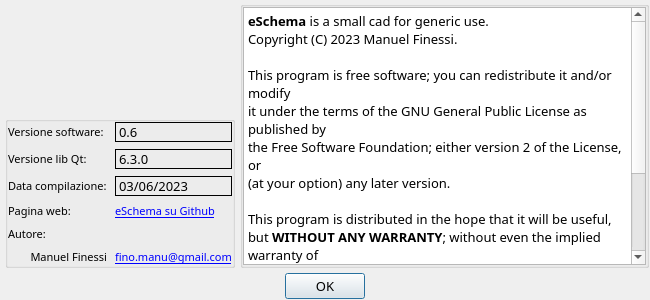
The window that aboutdialog.ui (manufino/eSchema) describes before a commit, drawn with Qt 5.
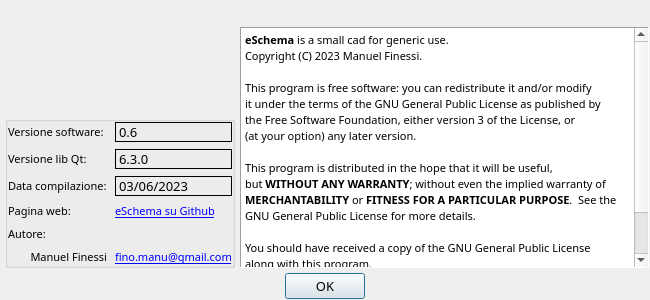
The same window after the commit. Icons and pictures are not drawn.

Commit message: update about dialog license

Patch:
```diff
--- a/aboutdialog.ui
+++ b/aboutdialog.ui
@@ -310,10 +310,7 @@
      <item>
       <layout class="QVBoxLayout" name="verticalLayout_4">
        <item>
-        <widget class="QGroupBox" name="groupBox_2">
-         <property name="title">
-          <string/>
-         </property>
+        <widget class="QFrame" name="frame_2">
          <layout class="QVBoxLayout" name="verticalLayout_6">
           <property name="spacing">
            <number>0</number>
@@ -330,28 +327,75 @@
           <property name="bottomMargin">
            <number>0</number>
           </property>
+          <item>
+           <layout class="QHBoxLayout" name="horizontalLayout_4">
+            <property name="topMargin">
+             <number>0</number>
+            </property>
+            <property name="bottomMargin">
+             <number>8</number>
+            </property>
+            <item>
+             <widget class="QLabel" name="label_14">
+              <property name="minimumSize">
+               <size>
+                <width>199</width>
+                <height>0</height>
+               </size>
+              </property>
+              <property name="maximumSize">
+               <size>
+                <width>100</width>
+                <height>100</height>
+               </size>
+              </property>
+              <property name="cursor">
+               <cursorShape>PointingHandCursor</cursorShape>
+              </property>
+              <property name="text">
+               <string/>
+              </property>
+              <property name="pixmap">
+               <pixmap resource="resources.qrc">:/res/resources/GLP3.png</pixmap>
+              </property>
+              <property name="scaledContents">
+               <bool>true</bool>
+              </property>
+              <property name="alignment">
+               <set>Qt::AlignCenter</set>
+              </property>
+             </widget>
+            </item>
+           </layout>
+          </item>
           <item>
            <widget class="QTextBrowser" name="textBrowser">
+            <property name="frameShape">
+             <enum>QFrame::Panel</enum>
+            </property>
             <property name="html">
              <string>&lt;!DOCTYPE HTML PUBLIC &quot;-//W3C//DTD HTML 4.0//EN&quot; &quot;http://www.w3.org/TR/REC-html40/strict.dtd&quot;&gt;
 &lt;html&gt;&lt;head&gt;&lt;meta name=&quot;qrichtext&quot; content=&quot;1&quot; /&gt;&lt;meta charset=&quot;utf-8&quot; /&gt;&lt;style type=&quot;text/css&quot;&gt;
 p, li { white-space: pre-wrap; }
 &lt;/style&gt;&lt;/head&gt;&lt;body style=&quot; font-family:'Hack'; font-size:10pt; font-weight:400; font-style:normal;&quot;&gt;
-&lt;p style=&quot; margin-top:0px; margin-bottom:0px; margin-left:0px; margin-right:0px; -qt-block-indent:0; text-indent:0px;&quot;&gt;&lt;span style=&quot; font-weight:700;&quot;&gt;eSchema&lt;/span&gt; is a small cad for generic use.&lt;/p&gt;
-&lt;p style=&quot; margin-top:0px; margin-bottom:0px; margin-left:0px; margin-right:0px; -qt-block-indent:0; text-indent:0px;&quot;&gt;Copyright (C) 2023 Manuel Finessi.&lt;/p&gt;
-&lt;p style=&quot;-qt-paragraph-type:empty; margin-top:0px; margin-bottom:0px; margin-left:0px; margin-right:0px; -qt-block-indent:0; text-indent:0px;&quot;&gt;&lt;br /&gt;&lt;/p&gt;
-&lt;p style=&quot; margin-top:0px; margin-bottom:0px; margin-left:0px; margin-right:0px; -qt-block-indent:0; text-indent:0px;&quot;&gt;This program is free software; you can redistribute it and/or modify&lt;/p&gt;
-&lt;p style=&quot; margin-top:0px; margin-bottom:0px; margin-left:0px; margin-right:0px; -qt-block-indent:0; text-indent:0px;&quot;&gt;it under the terms of the GNU General Public License as published by&lt;/p&gt;
-&lt;p style=&quot; margin-top:0px; margin-bottom:0px; margin-left:0px; margin-right:0px; -qt-block-indent:0; text-indent:0px;&quot;&gt;the Free Software Foundation; either version 2 of the License, or&lt;/p&gt;
-&lt;p style=&quot; margin-top:0px; margin-bottom:0px; margin-left:0px; margin-right:0px; -qt-block-indent:0; text-indent:0px;&quot;&gt;(at your option) any later version.&lt;/p&gt;
-&lt;p style=&quot;-qt-paragraph-type:empty; margin-top:0px; margin-bottom:0px; margin-left:0px; margin-right:0px; -qt-block-indent:0; text-indent:0px;&quot;&gt;&lt;br /&gt;&lt;/p&gt;
-&lt;p style=&quot; margin-top:0px; margin-bottom:0px; margin-left:0px; margin-right:0px; -qt-block-indent:0; text-indent:0px;&quot;&gt;This program is distributed in the hope that it will be useful,&lt;/p&gt;
-&lt;p style=&quot; margin-top:0px; margin-bottom:0px; margin-left:0px; margin-right:0px; -qt-block-indent:0; text-indent:0px;&quot;&gt;but &lt;span style=&quot; font-weight:700;&quot;&gt;WITHOUT ANY WARRANTY&lt;/span&gt;; without even the implied warranty of&lt;/p&gt;
-&lt;p style=&quot; margin-top:0px; margin-bottom:0px; margin-left:0px; margin-right:0px; -qt-block-indent:0; text-indent:0px;&quot;&gt;&lt;span style=&quot; font-weight:700;&quot;&gt;MERCHANTABILITY or FITNESS FOR A PARTICULAR PURPOSE&lt;/span&gt;.  See the&lt;/p&gt;
-&lt;p style=&quot; margin-top:0px; margin-bottom:0px; margin-left:0px; margin-right:0px; -qt-block-indent:0; text-indent:0px;&quot;&gt;GNU General Public License for more details.&lt;/p&gt;
-&lt;p style=&quot;-qt-paragraph-type:empty; margin-top:0px; margin-bottom:0px; margin-left:0px; margin-right:0px; -qt-block-indent:0; text-indent:0px;&quot;&gt;&lt;br /&gt;&lt;/p&gt;
-&lt;p style=&quot; margin-top:0px; margin-bottom:0px; margin-left:0px; margin-right:0px; -qt-block-indent:0; text-indent:0px;&quot;&gt;For the complete terms of the GNU General Public License, please see this URL:&lt;/p&gt;
-&lt;p style=&quot; margin-top:0px; margin-bottom:0px; margin-left:0px; margin-right:0px; -qt-block-indent:0; text-indent:0px;&quot;&gt;&lt;a href=&quot;http://www.gnu.org/licenses/gpl-2.0.html&quot;&gt;&lt;span style=&quot; text-decoration: underline; color:#0000ff;&quot;&gt;http://www.gnu.org/licenses/gpl-2.0.html&lt;/span&gt;&lt;/a&gt;&lt;/p&gt;&lt;/body&gt;&lt;/html&gt;</string>
+&lt;p style=&quot; margin-top:0px; margin-bottom:0px; margin-left:0px; margin-right:0px; -qt-block-indent:0; text-indent:0px;&quot;&gt;&lt;span style=&quot; font-size:8pt; font-weight:700;&quot;&gt;eSchema&lt;/span&gt;&lt;span style=&quot; font-size:8pt;&quot;&gt; is a small cad for generic use.&lt;/span&gt;&lt;/p&gt;
+&lt;p style=&quot; margin-top:0px; margin-bottom:0px; margin-left:0px; margin-right:0px; -qt-block-indent:0; text-indent:0px;&quot;&gt;&lt;span style=&quot; font-size:8pt;&quot;&gt;Copyright (C) 2023 Manuel Finessi.&lt;/span&gt;&lt;/p&gt;
+&lt;p style=&quot;-qt-paragraph-type:empty; margin-top:0px; margin-bottom:0px; margin-left:0px; margin-right:0px; -qt-block-indent:0; text-indent:0px; font-size:8pt;&quot;&gt;&lt;br /&gt;&lt;/p&gt;
+&lt;p style=&quot; margin-top:0px; margin-bottom:0px; margin-left:0px; margin-right:0px; -qt-block-indent:0; text-indent:0px;&quot;&gt;&lt;span style=&quot; font-size:8pt;&quot;&gt;This program is free software: you can redistribute it and/or modify&lt;/span&gt;&lt;/p&gt;
+&lt;p style=&quot; margin-top:0px; margin-bottom:0px; margin-left:0px; margin-right:0px; -qt-block-indent:0; text-indent:0px;&quot;&gt;&lt;span style=&quot; font-size:8pt;&quot;&gt;it under the terms of the GNU General Public License as published by&lt;/span&gt;&lt;/p&gt;
+&lt;p style=&quot; margin-top:0px; margin-bottom:0px; margin-left:0px; margin-right:0px; -qt-block-indent:0; text-indent:0px;&quot;&gt;&lt;span style=&quot; font-size:8pt;&quot;&gt;the Free Software Foundation, either version 3 of the License, or&lt;/span&gt;&lt;/p&gt;
+&lt;p style=&quot; margin-top:0px; margin-bottom:0px; margin-left:0px; margin-right:0px; -qt-block-indent:0; text-indent:0px;&quot;&gt;&lt;span style=&quot; font-size:8pt;&quot;&gt;(at your option) any later version.&lt;/span&gt;&lt;/p&gt;
+&lt;p style=&quot;-qt-paragraph-type:empty; margin-top:0px; margin-bottom:0px; margin-left:0px; margin-right:0px; -qt-block-indent:0; text-indent:0px; font-size:8pt;&quot;&gt;&lt;br /&gt;&lt;/p&gt;
+&lt;p style=&quot; margin-top:0px; margin-bottom:0px; margin-left:0px; margin-right:0px; -qt-block-indent:0; text-indent:0px;&quot;&gt;&lt;span style=&quot; font-size:8pt;&quot;&gt;This program is distributed in the hope that it will be useful,&lt;/span&gt;&lt;/p&gt;
+&lt;p style=&quot; margin-top:0px; margin-bottom:0px; margin-left:0px; margin-right:0px; -qt-block-indent:0; text-indent:0px;&quot;&gt;&lt;span style=&quot; font-size:8pt;&quot;&gt;but &lt;/span&gt;&lt;span style=&quot; font-size:8pt; font-weight:700;&quot;&gt;WITHOUT ANY WARRANTY&lt;/span&gt;&lt;span style=&quot; font-size:8pt;&quot;&gt;; without even the implied warranty of&lt;/span&gt;&lt;/p&gt;
+&lt;p style=&quot; margin-top:0px; margin-bottom:0px; margin-left:0px; margin-right:0px; -qt-block-indent:0; text-indent:0px;&quot;&gt;&lt;span style=&quot; font-size:8pt; font-weight:700;&quot;&gt;MERCHANTABILITY&lt;/span&gt;&lt;span style=&quot; font-size:8pt;&quot;&gt; or&lt;/span&gt;&lt;span style=&quot; font-size:8pt; font-weight:700;&quot;&gt; FITNESS FOR A PARTICULAR PURPOSE&lt;/span&gt;&lt;span style=&quot; font-size:8pt;&quot;&gt;.  See the&lt;/span&gt;&lt;/p&gt;
+&lt;p style=&quot; margin-top:0px; margin-bottom:0px; margin-left:0px; margin-right:0px; -qt-block-indent:0; text-indent:0px;&quot;&gt;&lt;span style=&quot; font-size:8pt;&quot;&gt;GNU General Public License for more details.&lt;/span&gt;&lt;/p&gt;
+&lt;p style=&quot;-qt-paragraph-type:empty; margin-top:0px; margin-bottom:0px; margin-left:0px; margin-right:0px; -qt-block-indent:0; text-indent:0px; font-size:8pt;&quot;&gt;&lt;br /&gt;&lt;/p&gt;
+&lt;p style=&quot; margin-top:0px; margin-bottom:0px; margin-left:0px; margin-right:0px; -qt-block-indent:0; text-indent:0px;&quot;&gt;&lt;span style=&quot; font-size:8pt;&quot;&gt;You should have received a copy of the GNU General Public License&lt;/span&gt;&lt;/p&gt;
+&lt;p style=&quot; margin-top:0px; margin-bottom:0px; margin-left:0px; margin-right:0px; -qt-block-indent:0; text-indent:0px;&quot;&gt;&lt;span style=&quot; font-size:8pt;&quot;&gt;along with this program.  &lt;/span&gt;&lt;/p&gt;
+&lt;p style=&quot;-qt-paragraph-type:empty; margin-top:0px; margin-bottom:0px; margin-left:0px; margin-right:0px; -qt-block-indent:0; text-indent:0px; font-size:8pt;&quot;&gt;&lt;br /&gt;&lt;/p&gt;
+&lt;p style=&quot; margin-top:0px; margin-bottom:0px; margin-left:0px; margin-right:0px; -qt-block-indent:0; text-indent:0px;&quot;&gt;&lt;span style=&quot; font-size:8pt;&quot;&gt;If not, see ...&lt;/span&gt;&lt;/p&gt;
+&lt;p style=&quot; margin-top:0px; margin-bottom:0px; margin-left:0px; margin-right:0px; -qt-block-indent:0; text-indent:0px;&quot;&gt;&lt;span style=&quot; font-size:8pt;&quot;&gt; &lt;/span&gt;&lt;a href=&quot;https://www.gnu.org/licenses/gpl-3.0.html&quot;&gt;&lt;span style=&quot; font-size:8pt; text-decoration: underline; color:#0000ff;&quot;&gt;www.gnu.org/licenses/gpl-3.0.html&lt;/span&gt;&lt;/a&gt;&lt;span style=&quot; font-size:8pt;&quot;&gt;.&lt;/span&gt;&lt;/p&gt;&lt;/body&gt;&lt;/html&gt;</string>
             </property>
            </widget>
           </item>
```
The commit also changes 2 other files.
